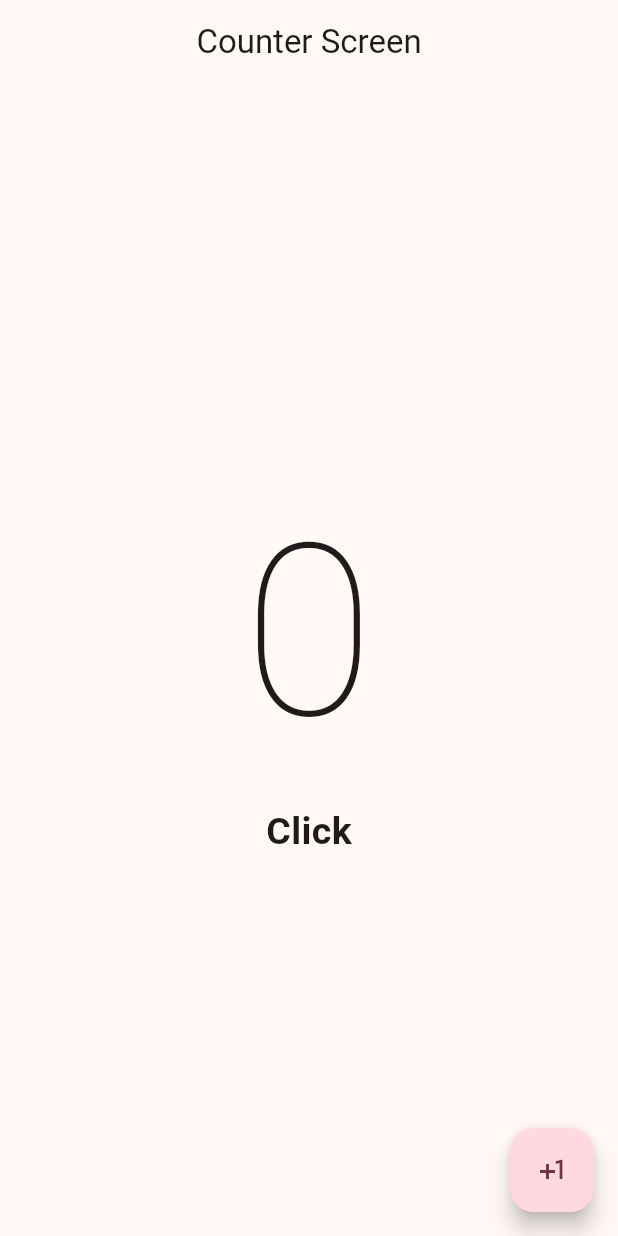
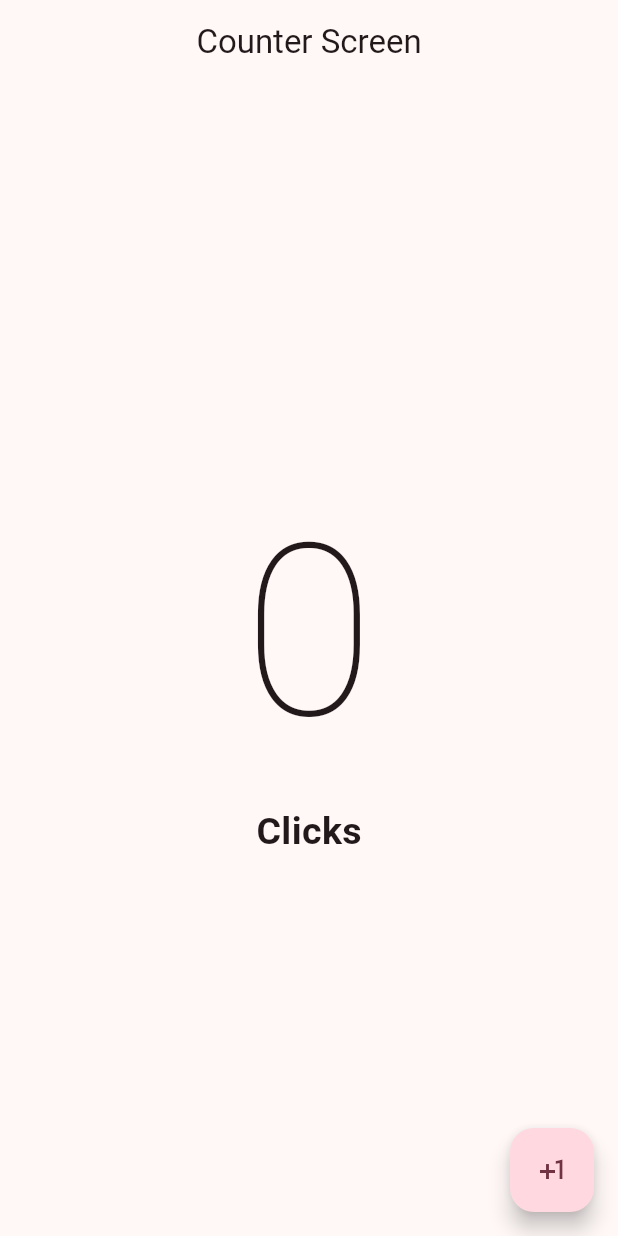
Before and after one commit to criticalRobin/flutter_first_app, a Flutter app: the screen it shows after launch, on a phone screen of 412 x 824 dp. Run offline on Flutter 3.47's test engine with Material 3 defaults, Android fonts, the phone set to English and light mode, and no system bars.

Commit message:
Function to change clicks text based on clickCounter value

```diff
--- a/lib/presentation/screens/counter/counter_screen.dart
+++ b/lib/presentation/screens/counter/counter_screen.dart
@@ -11,13 +11,7 @@ class _CounterScreenState extends State<CounterScreen> {
   int clickCounter = 0;
 
   String textController() {
-    if (clickCounter == 0) {
-      return "Click";
-    } else if (clickCounter == 1) {
-      return "Click";
-    } else {
-      return "Clicks";
-    }
+    return (clickCounter == 1) ? "Click" : "Clicks";
   }
 
   @override
```
